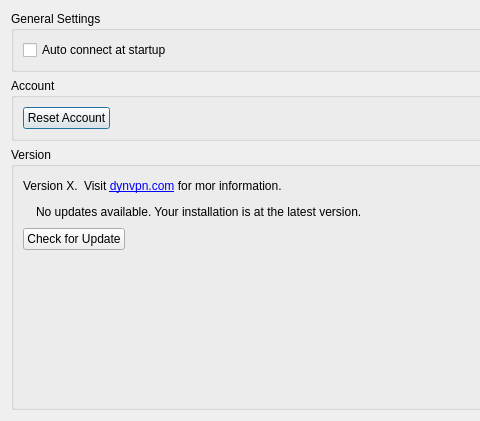
Qt form dnc/src/gui/generalsettings.ui (netvirt/netvirt) before a commit; both pictures show x 0 to 480 and y 0 to 421 of the 692 by 421 pixel window.
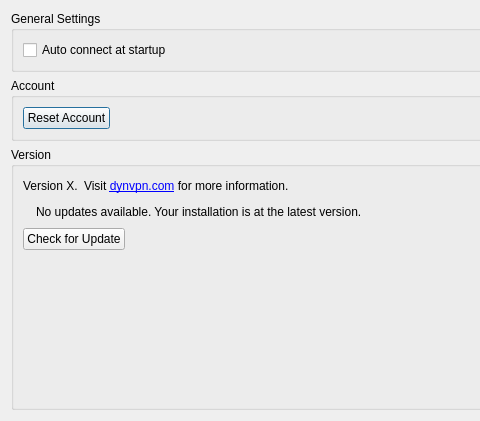
The same form after that commit. Icons and pictures are not drawn.

```diff
--- a/dnc/src/gui/generalsettings.ui
+++ b/dnc/src/gui/generalsettings.ui
@@ -83,7 +83,7 @@
         <item>
          <widget class="QLabel" name="label">
           <property name="text">
-           <string>&lt;html&gt;&lt;head/&gt;&lt;body&gt;&lt;p&gt;Visit &lt;a href=&quot;https://dynvpn.com&quot;&gt;&lt;span style=&quot; text-decoration: underline; color:#0000ff;&quot;&gt;dynvpn.com&lt;/span&gt;&lt;/a&gt; for mor information. &lt;/p&gt;&lt;/body&gt;&lt;/html&gt;</string>
+           <string>&lt;html&gt;&lt;head/&gt;&lt;body&gt;&lt;p&gt;Visit &lt;a href=&quot;https://dynvpn.com&quot;&gt;&lt;span style=&quot; text-decoration: underline; color:#0000ff;&quot;&gt;dynvpn.com&lt;/span&gt;&lt;/a&gt; for more information. &lt;/p&gt;&lt;/body&gt;&lt;/html&gt;</string>
           </property>
           <property name="textFormat">
            <enum>Qt::RichText</enum>
```
